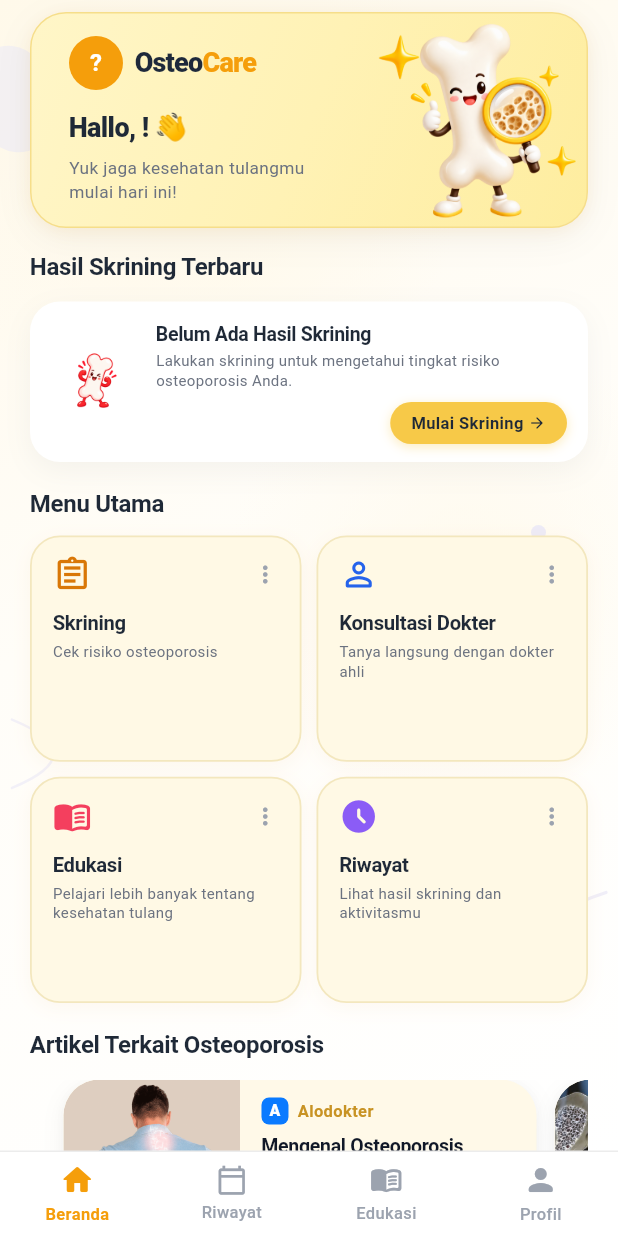
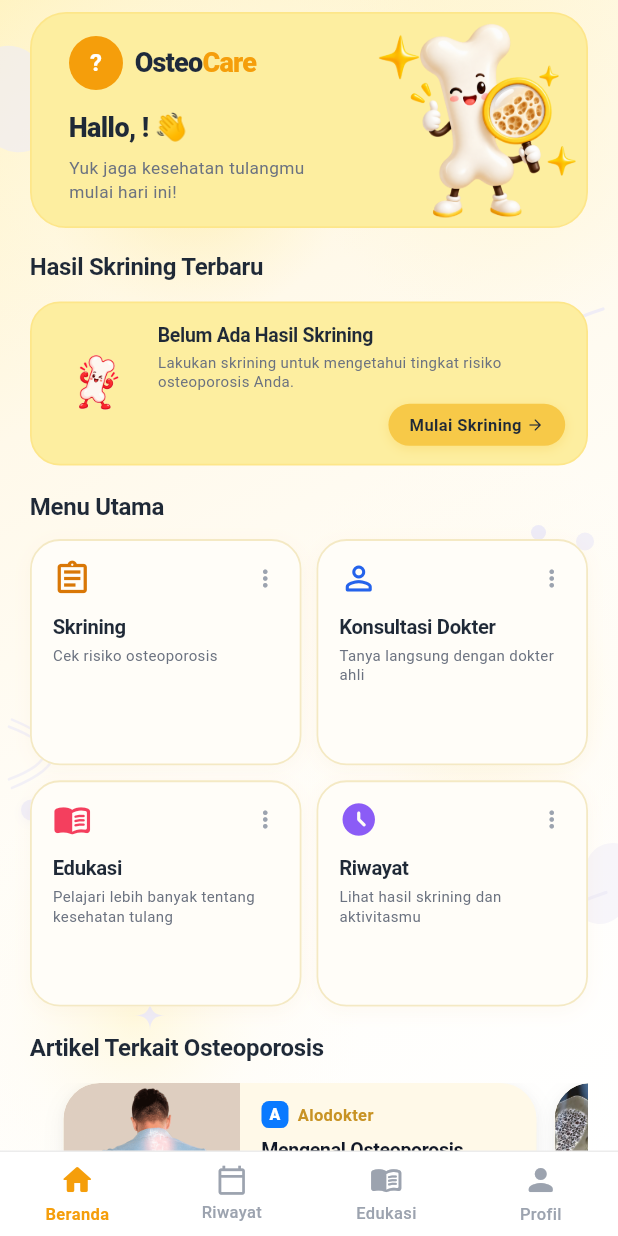
Before and after one commit to juliaaio/oste, a Flutter app: the screen it shows once a user with an empty profile is signed in, on a phone screen of 412 x 824 dp. Run offline on Flutter 3.47's test engine with Material 3 defaults, Android fonts, the phone set to English and light mode, and no system bars; our stand-ins replace cloud_firestore, firebase_auth, firebase_core; accounts and stored records are empty.

Commit message:
Pesan commit

```diff
--- a/lib/features/dashboard/dashboard_page.dart
+++ b/lib/features/dashboard/dashboard_page.dart
@@ -66,7 +66,7 @@ class _DashboardPageState extends State<DashboardPage> {
       backgroundColor: Colors.white,
       body: Stack(
         children: [
-          // 1. Base gradient #FFF9EA dan putih menyebar seperti di gambar referensi
+          // 1. Base gradient #FFF9EA + kuning amber menyebar penuh
           Positioned.fill(
             child: Container(
               decoration: const BoxDecoration(
@@ -74,37 +74,63 @@ class _DashboardPageState extends State<DashboardPage> {
                   begin: Alignment.topLeft,
                   end: Alignment.bottomRight,
                   colors: [
-                    creamColor,        // Warna #FFF9EA di sudut atas-kiri
-                    Color(0xFFFFFDF8), // Transisi lembut
-                    Colors.white,      // Putih murni di bagian tengah & bawah
+                    Color(0xFFFFF3C0), // Kuning amber hangat kiri-atas
+                    creamColor,        // Cream #FFF9EA transisi
+                    Color(0xFFFFFDF8), // Lembut tengah
+                    Colors.white,      // Putih bawah-kanan
                   ],
-                  stops: [0.0, 0.45, 1.0],
-                ),
-              ),
-            ),
-          ),
-
-          // 2. Bentuk sebaran gradasi organik lembut #FFF9EA di area atas
-          Positioned(
-            top: -70,
-            left: -50,
+                  stops: [0.0, 0.30, 0.60, 1.0],
+                ),
+              ),
+            ),
+          ),
+
+          // 2. Glow blob kuning amber besar di kiri-atas
+          Positioned(
+            top: -80,
+            left: -60,
             child: Container(
-              width: 360,
-              height: 360,
+              width: 380,
+              height: 380,
               decoration: BoxDecoration(
                 shape: BoxShape.circle,
                 gradient: RadialGradient(
                   colors: [
-                    creamColor,
+                    const Color(0xFFFDE68A).withValues(alpha: 0.55),
+                    creamColor.withValues(alpha: 0.30),
                     creamColor.withValues(alpha: 0.0),
                   ],
-                ),
-              ),
-            ),
-          ),
-          Positioned(
-            top: 220,
-            right: -60,
+                  stops: [0.0, 0.55, 1.0],
+                ),
+              ),
+            ),
+          ),
+
+          // Glow blob kuning di kanan-atas
+          Positioned(
+            top: -40,
+            right: -50,
+            child: Container(
+              width: 260,
+              height: 260,
+              decoration: BoxDecoration(
+                shape: BoxShape.circle,
+                gradient: RadialGradient(
+                  colors: [
+                    const Color(0xFFFDE68A).withValues(alpha: 0.40),
+                    const Color(0xFFFFF3C0).withValues(alpha: 0.20),
+                    const Color(0xFFFFF3C0).withValues(alpha: 0.0),
+                  ],
+                  stops: [0.0, 0.50, 1.0],
+                ),
+              ),
+            ),
+          ),
+
+          // Glow blob kuning di tengah-kanan
+          Positioned(
+            top: 300,
+            right: -70,
             child: Container(
               width: 320,
               height: 320,
@@ -112,9 +138,32 @@ class _DashboardPageState extends State<DashboardPage> {
                 shape: BoxShape.circle,
                 gradient: RadialGradient(
                   colors: [
-                    creamColor.withValues(alpha: 0.70),
+                    const Color(0xFFFDE68A).withValues(alpha: 0.35),
+                    creamColor.withValues(alpha: 0.20),
                     creamColor.withValues(alpha: 0.0),
                   ],
+                  stops: [0.0, 0.55, 1.0],
+                ),
+              ),
+            ),
+          ),
+
+          // Glow blob cream di bawah-kiri
+          Positioned(
+            bottom: -60,
+            left: -60,
+            child: Container(
+              width: 300,
+              height: 300,
+              decoration: BoxDecoration(
+                shape: BoxShape.circle,
+                gradient: RadialGradient(
+                  colors: [
+                    const Color(0xFFFFF3C0).withValues(alpha: 0.50),
+                    creamColor.withValues(alpha: 0.20),
+                    creamColor.withValues(alpha: 0.0),
+                  ],
+                  stops: [0.0, 0.55, 1.0],
                 ),
               ),
             ),
@@ -167,6 +216,45 @@ class _DashboardPageState extends State<DashboardPage> {
             child: SizedBox(
               width: 18,
               height: 18,
+              child: CustomPaint(
+                painter: _FourPointStarPainter(color: decorColor),
+              ),
+            ),
+          ),
+
+          // Sparkle bintang tambahan di tengah-bawah kanan
+          Positioned(
+            bottom: 300,
+            right: 36,
+            child: SizedBox(
+              width: 14,
+              height: 14,
+              child: CustomPaint(
+                painter: _FourPointStarPainter(color: decorColor),
+              ),
+            ),
+          ),
+
+          // Sparkle bintang tambahan di bawah tengah
+          Positioned(
+            bottom: 80,
+            left: 90,
+            child: SizedBox(
+              width: 20,
+              height: 20,
+              child: CustomPaint(
+                painter: _FourPointStarPainter(color: decorColor),
+              ),
+            ),
+          ),
+
+          // Sparkle bintang kecil di area kiri tengah
+          Positioned(
+            top: 580,
+            left: 52,
+            child: SizedBox(
+              width: 12,
+              height: 12,
               child: CustomPaint(
                 painter: _FourPointStarPainter(color: decorColor),
               ),
@@ -194,6 +282,41 @@ class _DashboardPageState extends State<DashboardPage> {
             ),
           ),
 
+          // Sphere tambahan di kiri bawah
+          Positioned(
+            bottom: 220,
+            left: 14,
+            child: Container(
+              width: 14,
+              height: 14,
+              decoration: BoxDecoration(
+                shape: BoxShape.circle,
+                color: decorColor.withValues(alpha: 0.80),
+                boxShadow: [
+                  BoxShadow(
+                    color: decorColor.withValues(alpha: 0.4),
+                    blurRadius: 5,
+                    offset: const Offset(0, 2),
+                  ),
+                ],
+              ),
+            ),
+          ),
+
+          // Sphere tambahan kanan-tengah bawah
+          Positioned(
+            bottom: 400,
+            right: 16,
+            child: Container(
+              width: 12,
+              height: 12,
+              decoration: BoxDecoration(
+                shape: BoxShape.circle,
+                color: decorColor.withValues(alpha: 0.75),
+              ),
+            ),
+          ),
+
           // Aksen balon oval halus di sudut kiri atas
           Positioned(
             top: 30,
@@ -211,6 +334,23 @@ class _DashboardPageState extends State<DashboardPage> {
             ),
           ),
 
+          // Oval kecil tambahan di kanan bawah
+          Positioned(
+            bottom: 150,
+            right: -10,
+            child: Transform.rotate(
+              angle: 0.45,
+              child: Container(
+                width: 36,
+                height: 56,
+                decoration: BoxDecoration(
+                  borderRadius: BorderRadius.circular(18),
+                  color: decorColor.withValues(alpha: 0.45),
+                ),
+              ),
+            ),
+          ),
+
           // Dot bulat kecil di tengah-kanan
           Positioned(
             top: 350,
@@ -225,6 +365,34 @@ class _DashboardPageState extends State<DashboardPage> {
             ),
           ),
 
+          // Dot kecil tambahan di kiri bawah-tengah
+          Positioned(
+            bottom: 340,
+            left: 38,
+            child: Container(
+              width: 8,
+              height: 8,
+              decoration: BoxDecoration(
+                shape: BoxShape.circle,
+                color: decorColor.withValues(alpha: 0.85),
+              ),
+            ),
+          ),
+
+          // Dot kecil tambahan di bawah-tengah kanan
+          Positioned(
+            bottom: 120,
+            right: 70,
+            child: Container(
+              width: 7,
+              height: 7,
+              decoration: BoxDecoration(
+                shape: BoxShape.circle,
+                color: decorColor.withValues(alpha: 0.70),
+              ),
+            ),
+          ),
+
           // Garis lengkung bergelombang di kanan-bawah (seperti di referensi)
           Positioned(
             bottom: 100,
@@ -245,6 +413,32 @@ class _DashboardPageState extends State<DashboardPage> {
             child: SizedBox(
               width: 65,
               height: 65,
+              child: CustomPaint(
+                painter: _BackgroundWaveArcLeftPainter(color: decorColor),
+              ),
+            ),
+          ),
+
+          // Gelombang lengkung tambahan di kanan atas
+          Positioned(
+            top: 200,
+            right: 10,
+            child: SizedBox(
+              width: 70,
+              height: 60,
+              child: CustomPaint(
+                painter: _BackgroundWaveArcPainter(color: decorColor),
+              ),
+            ),
+          ),
+
+          // Gelombang lengkung tambahan di kiri bawah
+          Positioned(
+            bottom: 240,
+            left: 6,
+            child: SizedBox(
+              width: 55,
+              height: 50,
               child: CustomPaint(
                 painter: _BackgroundWaveArcLeftPainter(color: decorColor),
               ),
@@ -497,32 +691,16 @@ class _HeaderSection extends StatelessWidget {
         return Stack(
           clipBehavior: Clip.none,
           children: [
-            // Background Soft Butter Yellow identik dengan Card Tahukah Anda
+            // Background identik dengan Card "Kenali Risikomu" di Skrining
             Positioned.fill(
               child: Container(
                 decoration: BoxDecoration(
-                  gradient: _DashboardColors.softButterYellowCardGradient,
+                  color: const Color(0xFFFDEEA0),
                   borderRadius: BorderRadius.circular(24),
                   border: Border.all(
-                    color: const Color(0xFFF6DE8A),
-                    width: 1,
+                    color: const Color(0xFFFDE68A),
+                    width: 1.2,
                   ),
-                  boxShadow: [
-                    // Ambient shadow lembut
-                    BoxShadow(
-                      color: const Color(0xFF000000).withValues(alpha: 0.05),
-                      blurRadius: 20,
-                      spreadRadius: 0,
-                      offset: const Offset(0, 6),
-                    ),
-                    // Key shadow hangat
-                    BoxShadow(
-                      color: const Color(0xFFF59E0B).withValues(alpha: 0.08),
-                      blurRadius: 8,
-                      spreadRadius: 0,
-                      offset: const Offset(0, 2),
-                    ),
-                  ],
                 ),
               ),
             ),
@@ -698,15 +876,12 @@ class _LatestScreeningSection extends StatelessWidget {
       width: double.infinity,
       padding: const EdgeInsets.symmetric(horizontal: 14, vertical: 12),
       decoration: BoxDecoration(
-        color: Colors.white,
+        color: const Color(0xFFFDEEA0),
         borderRadius: BorderRadius.circular(20),
-        boxShadow: [
-          BoxShadow(
-            color: const Color(0xFF1F2937).withValues(alpha: 0.05),
-            blurRadius: 16,
-            offset: const Offset(0, 6),
-          ),
-        ],
+        border: Border.all(
+          color: const Color(0xFFFDE68A),
+          width: 1.2,
+        ),
       ),
       child: Row(
         crossAxisAlignment: CrossAxisAlignment.center,
@@ -840,19 +1015,12 @@ class _LatestScreeningSection extends StatelessWidget {
         width: double.infinity,
         padding: const EdgeInsets.symmetric(horizontal: 14, vertical: 12),
         decoration: BoxDecoration(
-          color: Colors.white,
+          color: const Color(0xFFFDEEA0),
           borderRadius: BorderRadius.circular(20),
           border: Border.all(
-            color: borderColor,
-            width: 1,
-          ),
-          boxShadow: [
-            BoxShadow(
-              color: const Color(0xFF1F2937).withValues(alpha: 0.05),
-              blurRadius: 16,
-              offset: const Offset(0, 6),
-            ),
-          ],
+            color: const Color(0xFFFDE68A),
+            width: 1.2,
+          ),
         ),
         child: Row(
           crossAxisAlignment: CrossAxisAlignment.center,
@@ -1234,19 +1402,21 @@ class _MenuItemCardState extends State<_MenuItemCard> {
           duration: const Duration(milliseconds: 200),
           curve: Curves.easeOutCubic,
           decoration: BoxDecoration(
-            color: _isPressed ? butterYellowPressed : pastelButterYellow,
+            color: _isPressed
+                ? butterYellowPressed.withValues(alpha: 0.90)
+                : const Color(0xFFFFFDF8),
             borderRadius: BorderRadius.circular(20),
             border: Border.all(
               color: _isPressed
                   ? const Color(0xFFE5A91E)
-                  : const Color(0xFFF3E7BE),
+                  : const Color(0xFFF3E7BE).withValues(alpha: 0.90),
               width: 1.2,
             ),
             boxShadow: [
               BoxShadow(
                 color: _isPressed
-                    ? butterYellowPressed.withValues(alpha: 0.35)
-                    : const Color(0xFFD97706).withValues(alpha: 0.05),
+                    ? butterYellowPressed.withValues(alpha: 0.30)
+                    : const Color(0xFFD97706).withValues(alpha: 0.04),
                 blurRadius: _isPressed ? 14 : 10,
                 offset: _isPressed ? const Offset(0, 4) : const Offset(0, 3),
               ),
@@ -1612,29 +1782,13 @@ class _EducationBannerSection extends StatelessWidget {
     return Container(
       width: double.infinity,
       decoration: BoxDecoration(
-        // Background Soft Butter Yellow identik dengan Hero Card
-        gradient: _DashboardColors.softButterYellowCardGradient,
+        // Background identik dengan Card "Kenali Risikomu" di Skrining
+        color: const Color(0xFFFDEEA0),
         borderRadius: BorderRadius.circular(24),
         border: Border.all(
-          color: const Color(0xFFF6DE8A),
-          width: 1,
+          color: const Color(0xFFFDE68A),
+          width: 1.2,
         ),
-        boxShadow: [
-          // Ambient shadow lembut
-          BoxShadow(
-            color: const Color(0xFF000000).withValues(alpha: 0.05),
-            blurRadius: 20,
-            spreadRadius: 0,
-            offset: const Offset(0, 6),
-          ),
-          // Key shadow hangat
-          BoxShadow(
-            color: const Color(0xFFF59E0B).withValues(alpha: 0.08),
-            blurRadius: 8,
-            spreadRadius: 0,
-            offset: const Offset(0, 2),
-          ),
-        ],
       ),
       child: ClipRRect(
         borderRadius: BorderRadius.circular(24),
```
